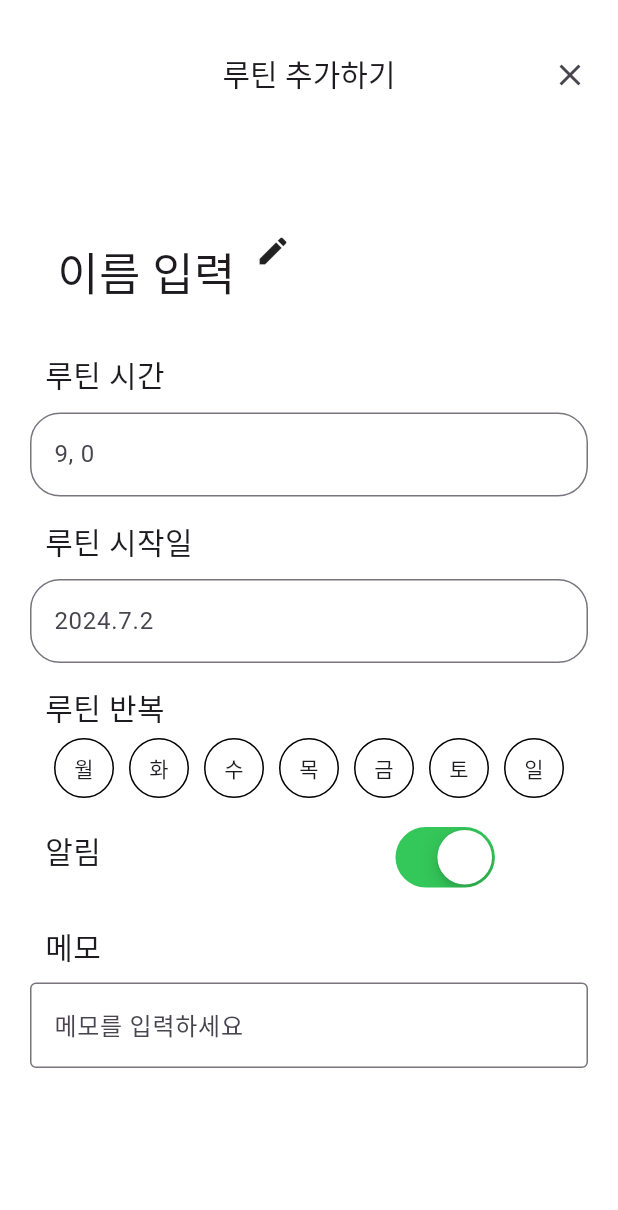
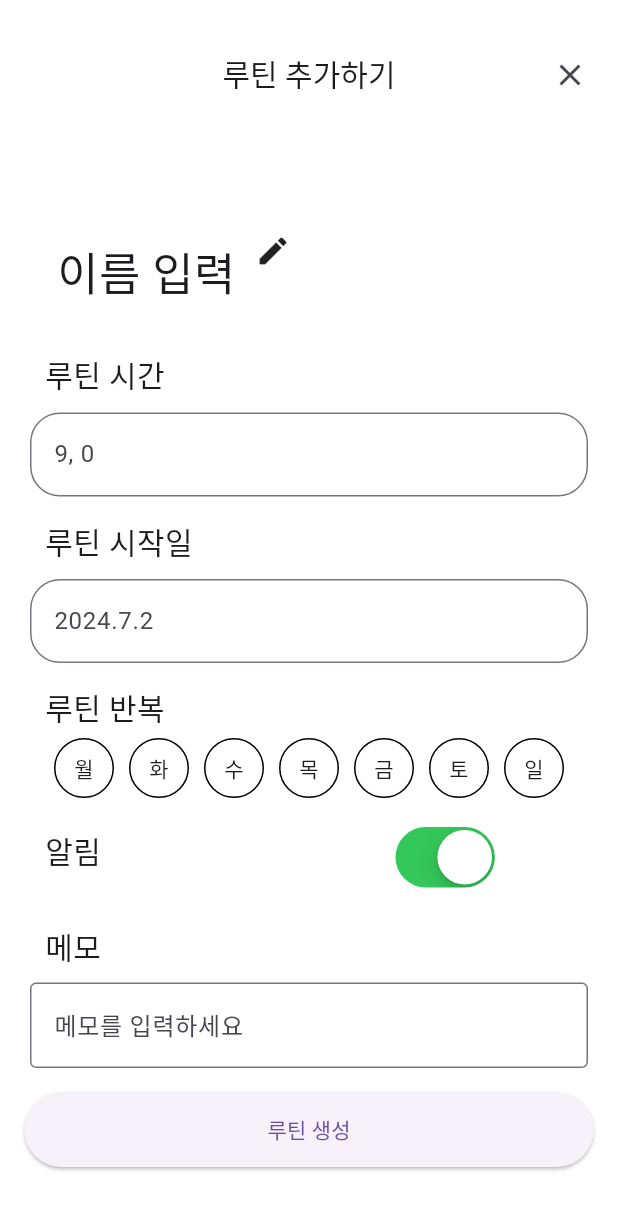
Before and after one commit to formart12/hatin-project, a Flutter app: the screen it shows after launch, after a tap on the "add" icon, on a phone screen of 412 x 824 dp. Shown: the top 1210 px of the screen. Run offline on Flutter 3.47's test engine with Material 3 defaults, Android fonts, the phone set to English and light mode, and no system bars.

Commit message:
루틴 추가 버튼, 바텀네비게이션 추가

```diff
--- a/lib/src/ui/app/app.dart
+++ b/lib/src/ui/app/app.dart
@@ -16,6 +16,7 @@ class _AppState extends State<App> {
     return Scaffold(
       backgroundColor: Colors.white,
       body: _body(),
+      bottomNavigationBar: _bottomNavigationBar(),
     );
   }
 
--- a/lib/src/ui/routine/routin_add_page.dart
+++ b/lib/src/ui/routine/routin_add_page.dart
@@ -85,6 +85,7 @@ class _RoutinAddPageState extends State<RoutinAddPage> {
         ),
         _routinMemoText(),
         _routinMemoTyping(),
+        _routinCreateButton(),
       ],
     );
   }
@@ -294,4 +295,21 @@ class _RoutinAddPageState extends State<RoutinAddPage> {
       ),
     );
   }
+
+  Widget _routinCreateButton() {
+    return Padding(
+      padding: const EdgeInsets.all(16.0),
+      child: SizedBox(
+        width: double.infinity,
+        height: 50,
+        child: ElevatedButton(
+            onPressed: () {
+              print("클릭");
+            },
+            child: const Text(
+              "루틴 생성",
+            )),
+      ),
+    );
+  }
 }
```
